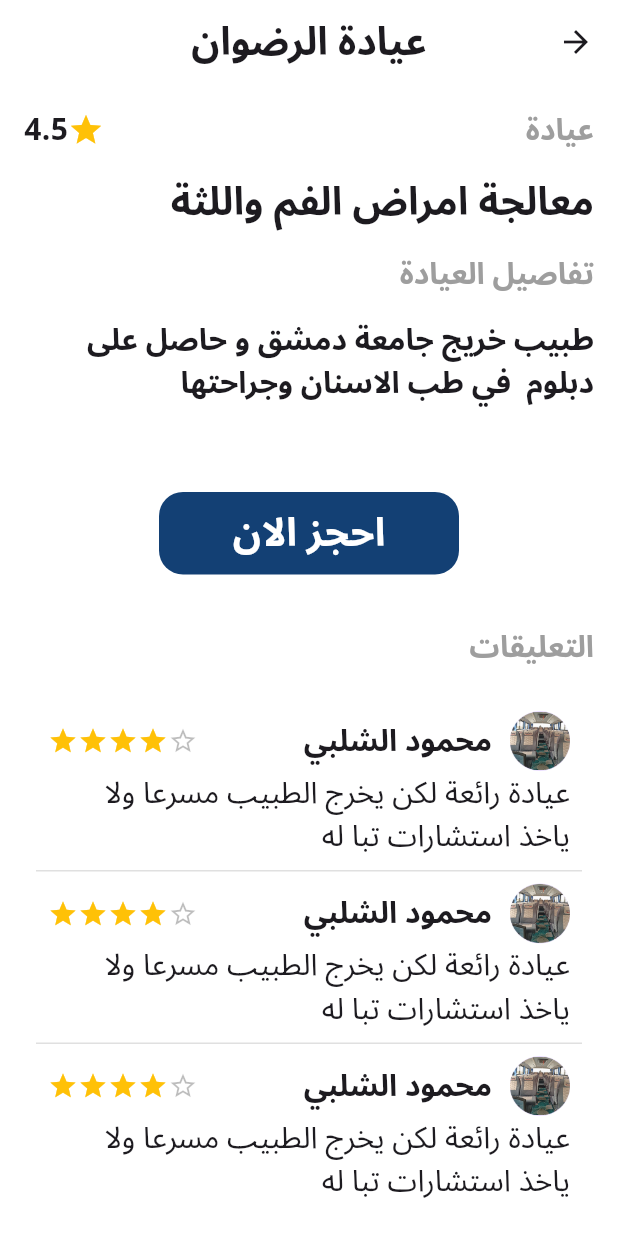
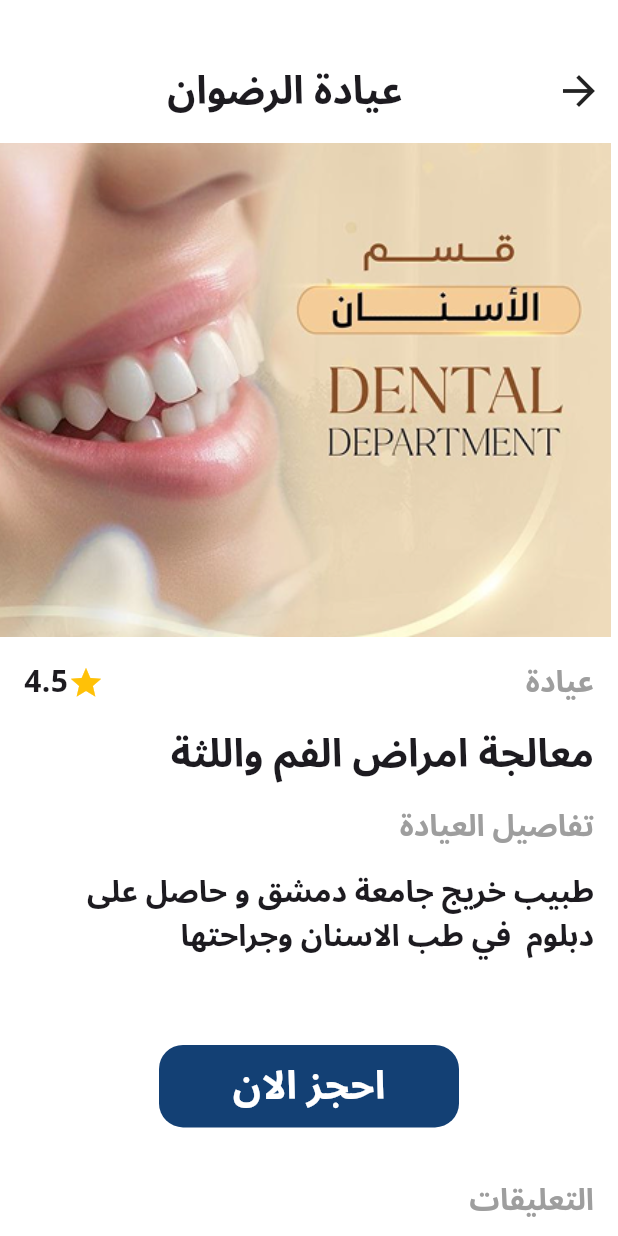
Before and after one commit to MahmoudShbly/booking_app, a Flutter app: the CategoriesView screen opened by its route, after a tap on "سفريات سحلول", on a phone screen of 412 x 824 dp. Run offline on Flutter 3.47's test engine with Material 3 defaults, Android fonts, the phone set to English and light mode, and no system bars; our stand-ins replace go_router, persistent_bottom_nav_bar_v2; missing offline and left inert: font_awesome_icon_class.

Commit message:
add service images to details view and refactor some files

```diff
--- a/lib/core/utlis/temp.dart
+++ b/lib/core/utlis/temp.dart
@@ -1,4 +1,5 @@
 abstract class Temp {
   static String  tempImage = 'assets/images/Ellipse 1.png';
   static String  tempImage2 = 'assets/images/Rectangle 9.png';
+  static String  tempImage3 = 'assets/images/service_image.png';
 }
--- a/lib/features/home/presentation/views/details_view.dart
+++ b/lib/features/home/presentation/views/details_view.dart
@@ -1,4 +1,5 @@
-import 'package:booking_app/core/utlis/styles.dart';
+
+import 'package:booking_app/features/home/presentation/views/widgets/custom_app_bar.dart';
 import 'package:booking_app/features/home/presentation/views/widgets/details_view_body.dart';
 import 'package:flutter/material.dart';
 
@@ -8,13 +9,14 @@ class DetailsView extends StatelessWidget {
   @override
   Widget build(BuildContext context) {
     return Scaffold(
-      appBar: AppBar(
-        centerTitle: true,
-        backgroundColor: Colors.white,
-        title: Text('عيادة الرضوان',style: Styles.textStyle26,),
 
+
+      body: Column(
+        children: [
+          CustomAppBar(),
+          Expanded(child: SingleChildScrollView(child: DetailsViewBody())),
+        ],
       ),
-      body: SingleChildScrollView(child: DetailsViewBody()),
     );
   }
 }
--- /dev/null
+++ b/lib/features/home/presentation/views/widgets/custom_app_bar.dart
@@ -0,0 +1,21 @@
+import 'package:booking_app/core/utlis/styles.dart';
+import 'package:flutter/material.dart';
+
+class CustomAppBar extends StatelessWidget {
+  const CustomAppBar({super.key});
+
+  @override
+  Widget build(BuildContext context) {
+    return Padding(
+          padding: const EdgeInsets.only(top: 42.0,right: 10.0,left: 10.0,bottom: 16),
+          child: Row(
+            children: <Widget>[
+              Icon(Icons.arrow_back,size: 32,),
+              Spacer(),
+              Text('عيادة الرضوان',style: Styles.textStyle26,),
+              Spacer(),
+            ],
+          ),
+        );
+  }
+}
--- /dev/null
+++ b/lib/features/home/presentation/views/widgets/custom_review_card.dart
@@ -0,0 +1,34 @@
+import 'package:booking_app/core/utlis/styles.dart';
+import 'package:booking_app/core/utlis/temp.dart';
+import 'package:booking_app/features/home/presentation/views/widgets/rating.dart';
+import 'package:flutter/material.dart';
+
+class CustomReviewCard extends StatelessWidget {
+  const CustomReviewCard({super.key});
+
+  @override
+  Widget build(BuildContext context) {
+    return Padding(
+      padding: const EdgeInsets.all(8.0),
+      child: Column(
+        children: <Widget>[
+          Row(
+            children: <Widget>[
+              CircleAvatar(child: Image.asset(Temp.tempImage)),
+              SizedBox(width: 12),
+              const Text('محمود الشلبي', style: Styles.textStyle20),
+              Spacer(),
+              Rating(starCount: 4),
+            ],
+          ),
+          Text(
+            'عيادة رائعة لكن يخرج الطبيب مسرعا ولا ياخذ استشارات تبا له',
+            style: Styles.textStyle20.copyWith(fontWeight: FontWeight.normal),
+            maxLines: 2,
+            overflow: TextOverflow.ellipsis,
+          ),
+        ],
+      ),
+    );
+  }
+}
--- a/lib/features/home/presentation/views/widgets/details_view_body.dart
+++ b/lib/features/home/presentation/views/widgets/details_view_body.dart
@@ -1,9 +1,9 @@
-
 import 'package:booking_app/core/utlis/styles.dart';
 import 'package:booking_app/core/utlis/temp.dart';
 import 'package:booking_app/core/widgets/custom_button_component.dart';
 import 'package:booking_app/features/home/presentation/views/widgets/about_service_section.dart';
-import 'package:booking_app/features/home/presentation/views/widgets/rating.dart';
+
+import 'package:booking_app/features/home/presentation/views/widgets/review_rating_section.dart';
 import 'package:flutter/material.dart';
 
 class DetailsViewBody extends StatelessWidget {
@@ -11,7 +11,26 @@ class DetailsViewBody extends StatelessWidget {
 
   @override
   Widget build(BuildContext context) {
-    return Padding(
+
+    final size = MediaQuery.of(context).size;
+    return Column(
+      children: [
+
+        SizedBox(
+          height: size.height*.4,
+          child: ListView.builder(
+            itemBuilder: (context, index) =>
+                Padding(
+                  padding: const EdgeInsets.only(right: 5.0),
+                  child: Image.asset(Temp.tempImage3,width: size.width*1,fit: BoxFit.cover,),
+                ),
+            itemCount: 3,
+            scrollDirection: Axis.horizontal,
+            shrinkWrap: true,
+
+          ),
+        ),
+        Padding(
           padding: const EdgeInsets.all(16.0),
           child: Column(
             children: [
@@ -23,67 +42,13 @@ class DetailsViewBody extends StatelessWidget {
                 titleStyle: Styles.textStyle26.copyWith(color: Colors.white),
                 height: 55,
                 width: 200,
-          ),SizedBox(
-            height: 26,
               ),
+              SizedBox(height: 26),
               ReviewRatingSection(),
             ],
           ),
-    );
-  }
-}
-
-class ReviewRatingSection extends StatelessWidget {
-  const ReviewRatingSection({super.key});
-
-  @override
-  Widget build(BuildContext context) {
-    return Column(
-      crossAxisAlignment: CrossAxisAlignment.start,
-      children: <Widget>[
-        Text(
-          'التعليقات',
-          style: Styles.textStyle20.copyWith(color: Colors.grey),
-        ),
-        SizedBox(height: 12),
-        ListView.separated(
-          separatorBuilder: (context, index) =>Container(height: 1,color: Colors.grey.shade300,) ,
-          itemBuilder: (context, index) => CustomReviewCard(),
-          itemCount: 3,
-          shrinkWrap: true,
-          padding: EdgeInsets.all(8),
-
-          physics: NeverScrollableScrollPhysics(),
         ),
       ],
     );
   }
 }
-
-class CustomReviewCard extends StatelessWidget {
-  const CustomReviewCard({super.key});
-
-  @override
-  Widget build(BuildContext context) {
-    return Padding(
-      padding: const EdgeInsets.all(8.0),
-      child: Column(
-        children: <Widget>[
-          Row(
-            children: <Widget>[CircleAvatar(child: Image.asset(Temp.tempImage)),
-            SizedBox(
-              width: 12,
-            ),
-            const Text('محمود الشلبي',style: Styles.textStyle20,),
-            Spacer(),
-            Rating(starCount: 4),
-
-
-            ]
-          ),
-           Text('عيادة رائعة لكن يخرج الطبيب مسرعا ولا ياخذ استشارات تبا له',style: Styles.textStyle20.copyWith(fontWeight: FontWeight.normal),maxLines: 2,overflow: TextOverflow.ellipsis,)
-        ],
-      ),
-    );
-  }
-}
--- /dev/null
+++ b/lib/features/home/presentation/views/widgets/review_rating_section.dart
@@ -0,0 +1,31 @@
+import 'package:booking_app/core/utlis/styles.dart';
+import 'package:booking_app/features/home/presentation/views/widgets/custom_review_card.dart';
+import 'package:flutter/material.dart';
+
+class ReviewRatingSection extends StatelessWidget {
+  const ReviewRatingSection({super.key});
+
+  @override
+  Widget build(BuildContext context) {
+    return Column(
+      crossAxisAlignment: CrossAxisAlignment.start,
+      children: <Widget>[
+        Text(
+          'التعليقات',
+          style: Styles.textStyle20.copyWith(color: Colors.grey),
+        ),
+        SizedBox(height: 12),
+        ListView.separated(
+          separatorBuilder: (context, index) =>
+              Container(height: 1, color: Colors.grey.shade300),
+          itemBuilder: (context, index) => CustomReviewCard(),
+          itemCount: 3,
+          shrinkWrap: true,
+          padding: EdgeInsets.all(8),
+
+          physics: NeverScrollableScrollPhysics(),
+        ),
+      ],
+    );
+  }
+}
```
Also changed, not shown: assets/images/service_image.png (added). Lines whose indentation alone changed are shown as unchanged.
